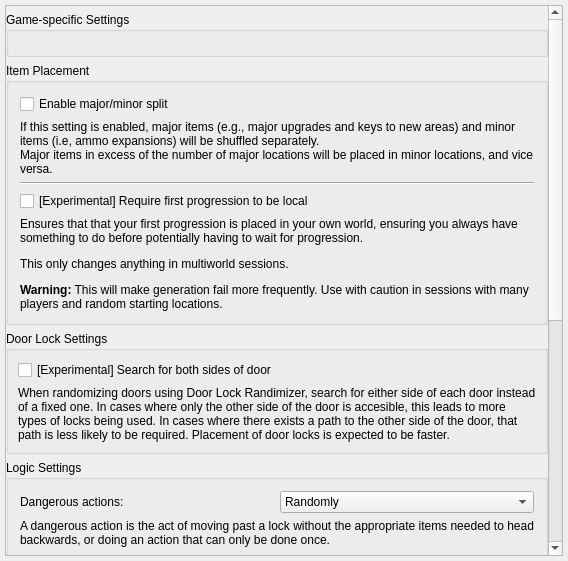
Qt form randovania/gui/ui_files/preset_generation.ui (randovania/randovania) before a commit.
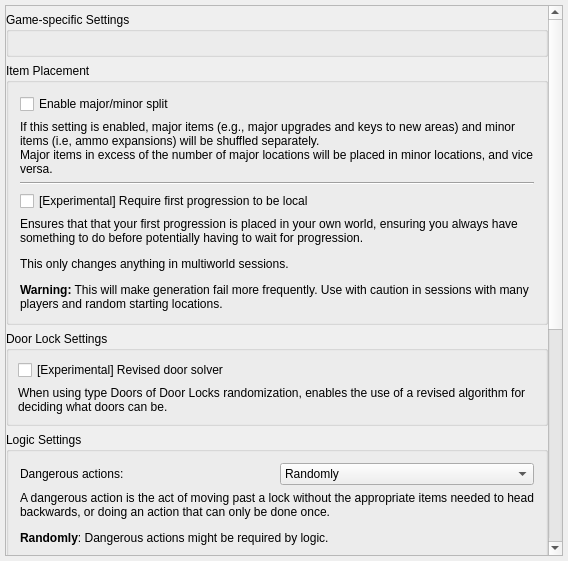
The same form after that commit.

Commit message: Simplify wording for two_sided_door_search

What changed in the file:
```diff
--- a/randovania/gui/ui_files/preset_generation.ui
+++ b/randovania/gui/ui_files/preset_generation.ui
@@ -42,9 +42,9 @@
        <property name="geometry">
         <rect>
          <x>0</x>
-         <y>-288</y>
-         <width>542</width>
-         <height>879</height>
+         <y>0</y>
+         <width>546</width>
+         <height>724</height>
         </rect>
        </property>
        <layout class="QVBoxLayout" name="verticalLayout_3">
@@ -143,14 +143,14 @@
            <item>
             <widget class="QCheckBox" name="two_sided_door_search_check">
              <property name="text">
-              <string>[Experimental] Search for both sides of door</string>
+              <string>[Experimental] Revised door solver</string>
              </property>
             </widget>
            </item>
            <item>
             <widget class="QLabel" name="two_sided_door_search_label">
              <property name="text">
-              <string>&lt;html&gt;&lt;head/&gt;&lt;body&gt;&lt;p&gt;When randomizing doors using Door Lock Randimizer, search for either side of each door instead of a fixed one. In cases where only the other side of the door is accesible, this leads to more types of locks being used. In cases where there exists a path to the other side of the door, that path is less likely to be required. Placement of door locks is expected to be faster.&lt;/p&gt;&lt;/body&gt;&lt;/html&gt;</string>
+              <string>&lt;html&gt;&lt;head/&gt;&lt;body&gt;&lt;p&gt;When using type Doors of Door Locks randomization, enables the use of a revised algorithm for deciding what doors can be.&lt;/p&gt;&lt;/body&gt;&lt;/html&gt;</string>
              </property>
              <property name="wordWrap">
               <bool>true</bool>
```
Left out of the diff: 8 changed lines with no effect on the pictures.
